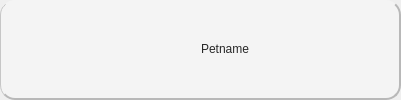
DreddVDomasian/Petmate-Desktop-Application, file Frontend/petRecordCard.ui: the form before one commit.
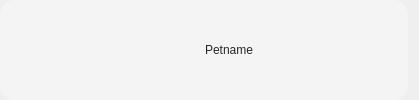
The form after the commit. Icons and pictures are not drawn.

Patch:
```diff
--- a/Frontend/petRecordCard.ui
+++ b/Frontend/petRecordCard.ui
@@ -6,7 +6,7 @@
    <rect>
     <x>0</x>
     <y>0</y>
-    <width>401</width>
+    <width>419</width>
     <height>100</height>
    </rect>
   </property>
@@ -14,15 +14,15 @@
    <string>Form</string>
   </property>
   <layout class="QHBoxLayout" name="horizontalLayout_2">
+   <property name="spacing">
+    <number>0</number>
+   </property>
    <property name="leftMargin">
     <number>0</number>
    </property>
    <property name="topMargin">
     <number>0</number>
    </property>
-   <property name="rightMargin">
-    <number>0</number>
-   </property>
    <property name="bottomMargin">
     <number>0</number>
    </property>
@@ -44,9 +44,7 @@
       <string notr="true">#petRecordCard{
 	border-radius:15px;
 	background-color:rgb(244, 244, 244);
-	border-bottom:1.5px solid rgb(184, 184, 184);
-	border-right:1.5px solid rgb(184, 184, 184);
-	border-left:1px solid rgb(198, 198, 198);
+
 }
 #petRecordCard:hover{
 	background-color:rgb(226, 226, 226);
```
